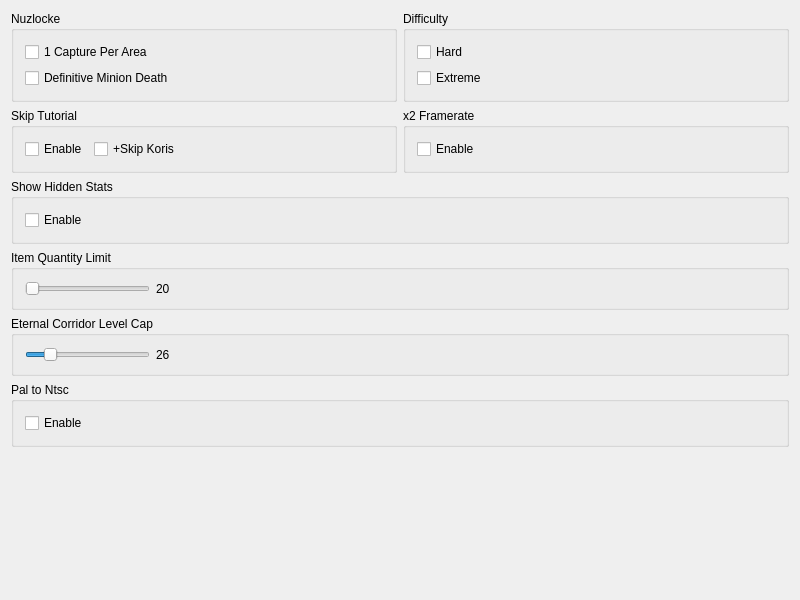
First picture: the form in src/FrontendQt/AddonsWidget.ui, repository Meos4/Jade-Cocoon-Randomizer, before the edit.
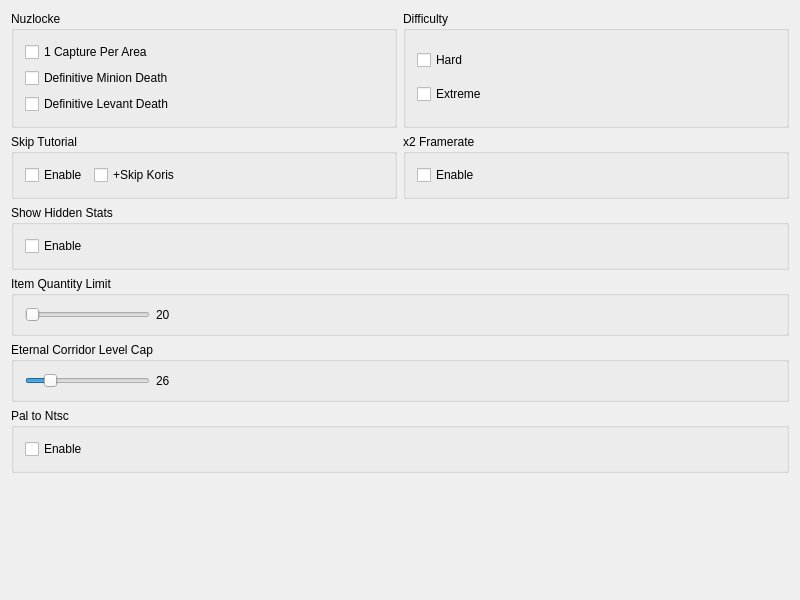
Second picture: the form after the edit.

Commit message: Add new nuzlocke definitive levant death option

```diff
--- a/src/FrontendQt/AddonsWidget.ui
+++ b/src/FrontendQt/AddonsWidget.ui
@@ -137,6 +137,13 @@
           </property>
          </widget>
         </item>
+        <item>
+         <widget class="QCheckBox" name="nuzlockeDefinitiveLevantDeath">
+          <property name="text">
+           <string>Definitive Levant Death</string>
+          </property>
+         </widget>
+        </item>
        </layout>
       </widget>
      </item>
```
The commit also changes 7 other files.
